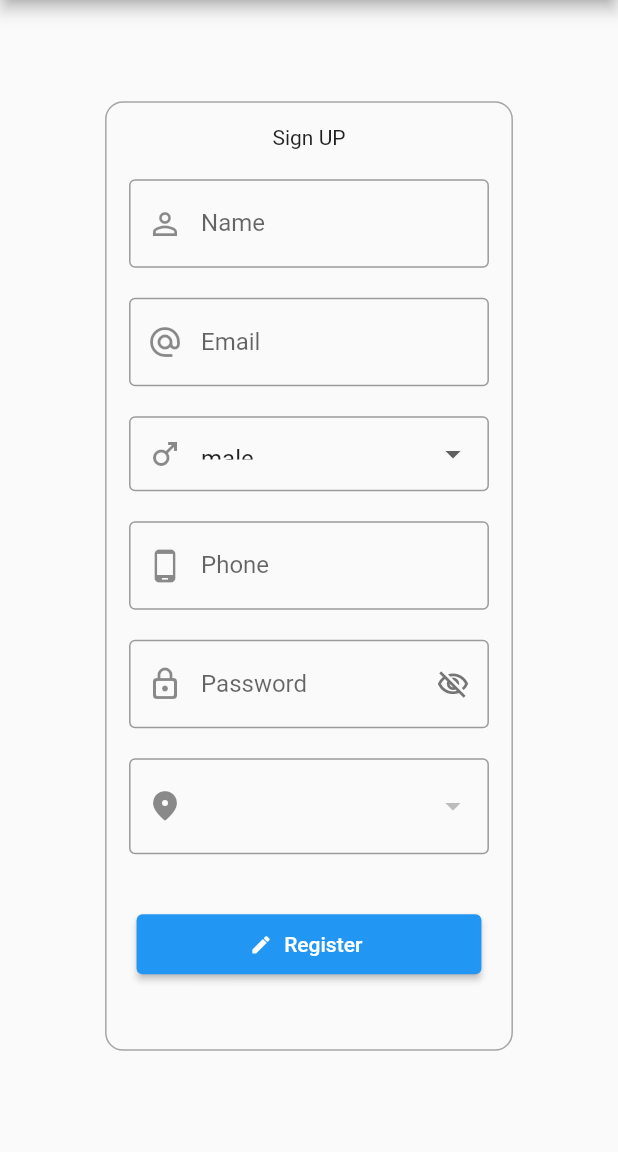
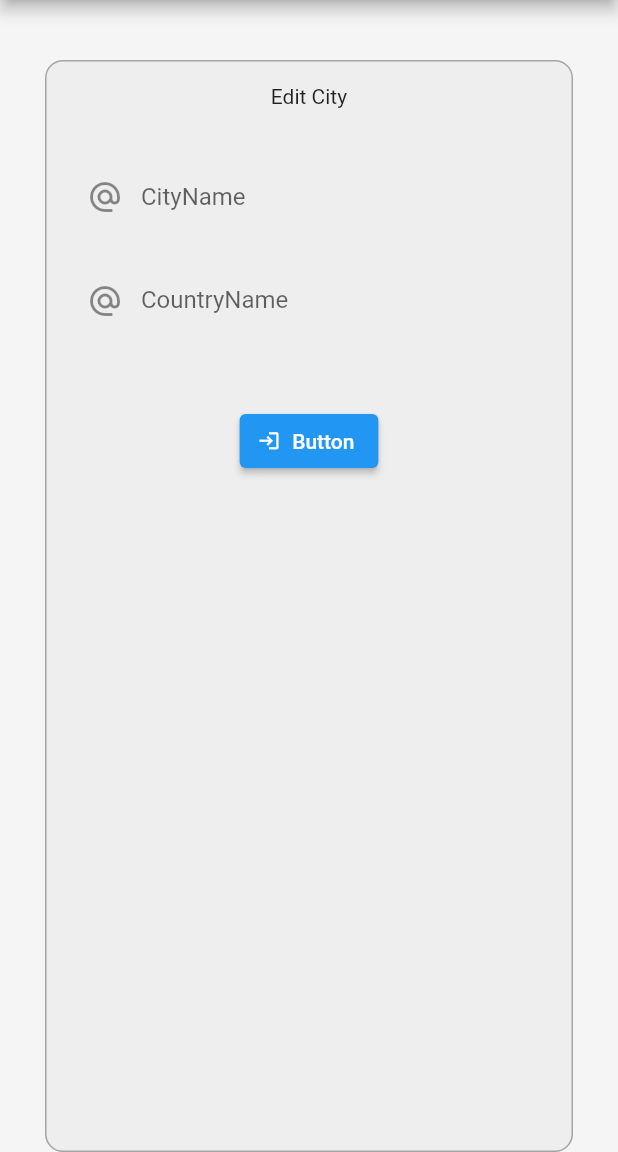
Before and after one commit to khmish/private_lesson_app, a Flutter app: the screen it shows after launch, on a phone screen of 412 x 824 dp, the part 84-1236 px from its top. Run offline on Flutter 3.47's test engine with Material 2 defaults, Android fonts, the phone set to English and light mode, and no system bars.

Commit message:
Add city page

```diff
--- /dev/null
+++ b/lib/city.dart
@@ -0,0 +1,185 @@
+import 'package:flutter/material.dart';
+import 'dart:convert';
+import 'package:http/http.dart' as http;
+
+class CityWidget extends StatefulWidget {
+  CityWidget({Key? key}) : super(key: key);
+
+  @override
+  _CityWidgetState createState() => _CityWidgetState();
+}
+
+class _CityWidgetState extends State<CityWidget> {
+  late TextEditingController CnameController;
+  late TextEditingController countryController;
+  bool _loadingButton = false;
+  final scaffoldKey = GlobalKey<ScaffoldState>();
+
+  @override
+  void initState() {
+    super.initState();
+    CnameController = TextEditingController();
+    countryController = TextEditingController();
+  }
+
+  var _baseURL = 'https://privatelesson.herokuapp.com/api/city';
+  Future<void> editcity() async {
+    var baseUrl = _baseURL;
+    try {
+      // if (page > 0) {
+      baseUrl = _baseURL;
+      // }
+      var url = Uri.parse(baseUrl);
+      var response = await http.post(
+        url,
+        body: {
+          "name": CnameController.text,
+          "country_name": countryController.text,
+        },
+        // headers: <String, String>{
+        //   'Accept': 'application/json',
+        //   'Content-Type': 'application/json; charset=UTF-8',
+        //   // 'Authorization': 'Bearer $token',
+        // },
+      );
+
+
+      print(response.body);
+      if (response.statusCode == 200) {
+        dynamic body = json.decode(response.body)['data'];
+      } else {
+        print(response.body);
+      }
+    } catch (e) {
+      print(e);
+    }
+  }
+
+  @override
+  Widget build(BuildContext context) {
+    return Scaffold(
+      key: scaffoldKey,
+      appBar: AppBar(
+        automaticallyImplyLeading: true,
+        title: Text(
+          'Private Lesson',
+        ),
+        actions: [],
+        centerTitle: true,
+        elevation: 4,
+      ),
+      backgroundColor: Color(0xFFF5F5F5),
+      body: SafeArea(
+        child: Padding(
+          padding: EdgeInsetsDirectional.fromSTEB(30, 40, 30, 0),
+          child: Container(
+            width: MediaQuery.of(context).size.width,
+            decoration: BoxDecoration(
+              color: Color(0xFFEEEEEE),
+              borderRadius: BorderRadius.circular(12),
+              shape: BoxShape.rectangle,
+              border: Border.all(
+                color: Color(0xFFA6A4A4),
+                width: 1,
+              ),
+            ),
+            child: Column(
+              mainAxisSize: MainAxisSize.max,
+              mainAxisAlignment: MainAxisAlignment.start,
+              crossAxisAlignment: CrossAxisAlignment.center,
+              children: [
+                Padding(
+                  padding: EdgeInsetsDirectional.fromSTEB(0, 15, 0, 0),
+                  child: Text(
+                    'Edit City',
+                  ),
+                ),
+                Padding(
+                  padding: EdgeInsetsDirectional.fromSTEB(15, 30, 15, 0),
+                  child: TextFormField(
+                    controller: CnameController,
+                    obscureText: false,
+                    decoration: InputDecoration(
+                      labelText: 'CityName',
+                      enabledBorder: OutlineInputBorder(
+                        borderSide: BorderSide(
+                          color: Color(0x00000000),
+                          width: 1,
+                        ),
+                        borderRadius: const BorderRadius.only(
+                          topLeft: Radius.circular(4.0),
+                          topRight: Radius.circular(4.0),
+                        ),
+                      ),
+                      focusedBorder: OutlineInputBorder(
+                        borderSide: BorderSide(
+                          color: Color(0x00000000),
+                          width: 1,
+                        ),
+                        borderRadius: const BorderRadius.only(
+                          topLeft: Radius.circular(4.0),
+                          topRight: Radius.circular(4.0),
+                        ),
+                      ),
+                      prefixIcon: Icon(
+                        Icons.alternate_email,
+                      ),
+                    ),
+                  ),
+                ),
+                Padding(
+                  padding: EdgeInsetsDirectional.fromSTEB(15, 10, 15, 0),
+                  child: TextFormField(
+                    controller: countryController,
+                    obscureText: false,
+                    decoration: InputDecoration(
+                      labelText: 'CountryName',
+                      enabledBorder: OutlineInputBorder(
+                        borderSide: BorderSide(
+                          color: Color(0x00000000),
+                          width: 1,
+                        ),
+                        borderRadius: const BorderRadius.only(
+                          topLeft: Radius.circular(4.0),
+                          topRight: Radius.circular(4.0),
+                        ),
+                      ),
+                      focusedBorder: OutlineInputBorder(
+                        borderSide: BorderSide(
+                          color: Color(0x00000000),
+                          width: 1,
+                        ),
+                        borderRadius: const BorderRadius.only(
+                          topLeft: Radius.circular(4.0),
+                          topRight: Radius.circular(4.0),
+                        ),
+                      ),
+                      prefixIcon: Icon(
+                        Icons.alternate_email,
+                      ),
+                    ),
+                    keyboardType: TextInputType.emailAddress,
+                  ),
+                ),
+
+                Padding(
+                  padding: EdgeInsetsDirectional.fromSTEB(0, 40, 0, 20),
+                  child: ElevatedButton.icon(
+                    onPressed: () {
+                      editcity();
+                    },
+                    label: Text('Button'),
+                    icon: Icon(
+                      Icons.login_outlined,
+                      size: 15,
+                    ),
+                  ),
+                )
+              ],
+            ),
+          ),
+        ),
+      ),
+    );
+  }
+}
--- a/lib/main.dart
+++ b/lib/main.dart
@@ -1,14 +1,15 @@
 import 'package:flutter/material.dart';
 import 'package:private_lesson_app/signup.dart';
-
+import 'package:private_lesson_app/city.dart';
 import 'login.dart';
 
 
 void main() {
   runApp(
     MaterialApp(
-      home: SignupWidget(),
+      //home: SignupWidget(),
       // home: LoginPageWidget(),
+      home: CityWidget(),
     )
   );
 }
--- a/lib/signup.dart
+++ b/lib/signup.dart
@@ -207,7 +207,7 @@
                             }).toList(),
                             decoration: const InputDecoration(
 
-                              prefixIcon:Icon(Icons.male),
+                              //prefixIcon:Icon(Icons.male),
                               border: const OutlineInputBorder(),
                             ),
                           ),
```
Also changed, not shown: pubspec.lock.
